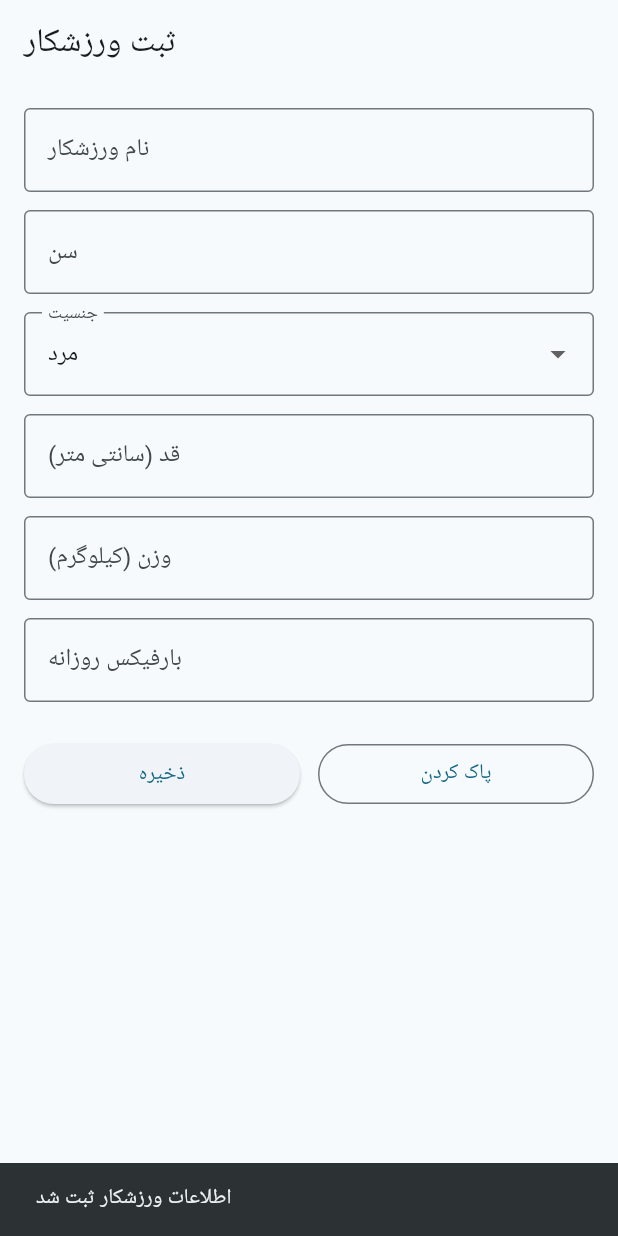
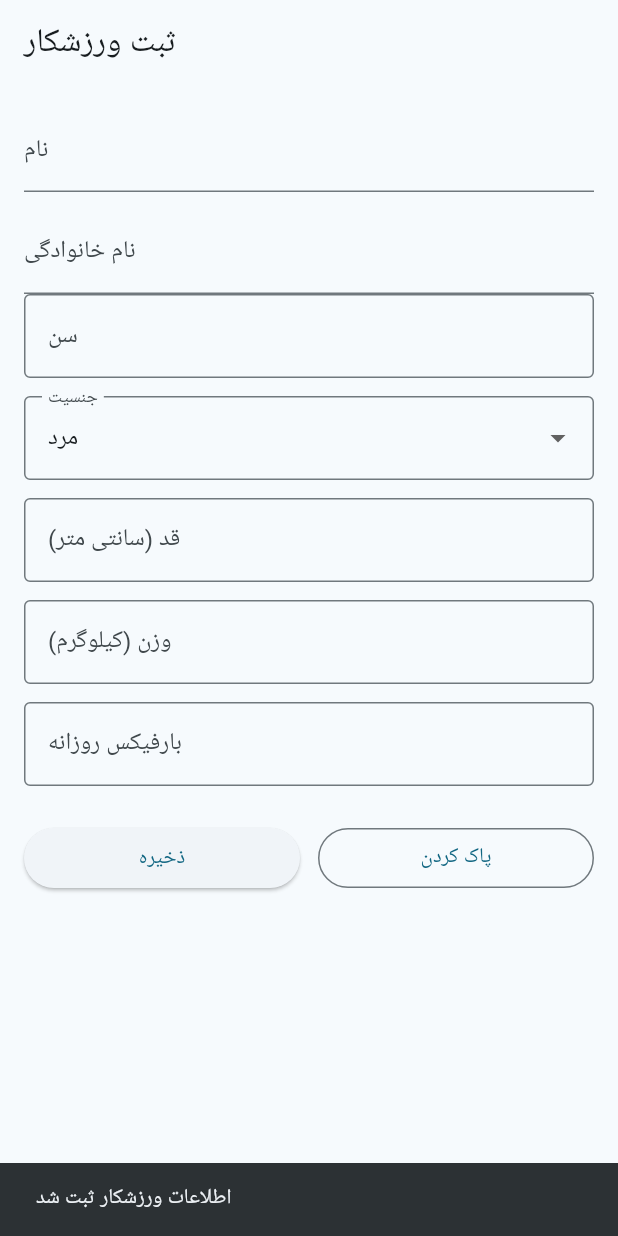
Before and after one commit to AvoiDevilish/climb_coach, a Flutter app: the screen it shows after launch, after a tap on "ذخیره", on a phone screen of 412 x 824 dp. Run offline on Flutter 3.47's test engine with Material 3 defaults, Android fonts, the phone set to English and light mode, and no system bars; our stand-ins replace sqflite; accounts and stored records are empty.

Commit message:
Add athlete loading from database

```diff
--- a/lib/core/database/database_helper.dart
+++ b/lib/core/database/database_helper.dart
@@ -1,6 +1,8 @@
 import 'package:path/path.dart';
 import 'package:path_provider/path_provider.dart';
 import 'package:sqflite/sqflite.dart';
+import 'tables.dart';
+import 'create_tables.dart';
 
 class DatabaseHelper {
   DatabaseHelper._();
@@ -22,19 +24,25 @@ class DatabaseHelper {
   Future<Database> _initDatabase() async {
     final directory = await getApplicationDocumentsDirectory();
 
-    final path = join(directory.path, 'climb_coach.db');
+    final path = join(
+  directory.path,
+  Tables.databaseName,
+);
 
     return await openDatabase(
       path,
-      version: 1,
+      version: Tables.databaseVersion,
       onCreate: _onCreate,
       onUpgrade: _onUpgrade,
     );
   }
 
-  Future<void> _onCreate(Database db, int version) async {
-    // جداول در مرحله بعد ساخته می‌شوند.
-  }
+  Future<void> _onCreate(
+  Database db,
+  int version,
+) async {
+  await db.execute(CreateTables.createAthletesTable);
+}
 
   Future<void> _onUpgrade(
     Database db,
--- /dev/null
+++ b/lib/features/athletes/data/repositories/athlete_repository.dart
@@ -0,0 +1,26 @@
+import 'package:climb_coach/core/database/database_helper.dart';
+import 'package:climb_coach/core/database/tables.dart';
+import 'package:climb_coach/features/athletes/domain/models/athlete.dart';
+
+class AthleteRepository {
+  Future<int> insertAthlete(Athlete athlete) async {
+    final db = await DatabaseHelper.instance.database;
+
+    return await db.insert(
+      Tables.athletes,
+      athlete.toMap(),
+    );
+  }
+  Future<List<Athlete>> getAthletes() async {
+    final db = await DatabaseHelper.instance.database;
+
+    final result = await db.query(
+      Tables.athletes,
+      orderBy: 'id DESC',
+    );
+
+    return result.map((e) => Athlete.fromMap(e)).toList();
+  }
+
+
+}
--- /dev/null
+++ b/lib/features/athletes/domain/models/athlete.dart
@@ -0,0 +1,46 @@
+class Athlete {
+  final int? id;
+
+  final String firstName;
+  final String lastName;
+
+  final int? age;
+  final double? height;
+  final double? weight;
+
+  final String? gender;
+
+  Athlete({
+    this.id,
+    required this.firstName,
+    required this.lastName,
+    this.age,
+    this.height,
+    this.weight,
+    this.gender,
+  });
+
+  Map<String, dynamic> toMap() {
+    return {
+      'id': id,
+      'first_name': firstName,
+      'last_name': lastName,
+      'age': age,
+      'height': height,
+      'weight': weight,
+      'gender': gender,
+    };
+  }
+
+  factory Athlete.fromMap(Map<String, dynamic> map) {
+    return Athlete(
+      id: map['id'],
+      firstName: map['first_name'],
+      lastName: map['last_name'],
+      age: map['age'],
+      height: map['height']?.toDouble(),
+      weight: map['weight']?.toDouble(),
+      gender: map['gender'],
+    );
+  }
+}
--- a/lib/features/athletes/presentation/athlete_form_page.dart
+++ b/lib/features/athletes/presentation/athlete_form_page.dart
@@ -1,4 +1,6 @@
 import 'package:flutter/material.dart';
+import 'package:climb_coach/features/athletes/domain/models/athlete.dart';
+import 'package:climb_coach/features/athletes/data/repositories/athlete_repository.dart';
 
 class AthleteFormPage extends StatefulWidget {
   const AthleteFormPage({super.key});
@@ -9,17 +11,19 @@ class AthleteFormPage extends StatefulWidget {
 
 class _AthleteFormPageState extends State<AthleteFormPage> {
 
-  final nameController = TextEditingController();
+  final firstNameController = TextEditingController();
+  final lastNameController = TextEditingController();
   final ageController = TextEditingController();
   final heightController = TextEditingController();
   final weightController = TextEditingController();
   final pullUpController = TextEditingController();
-
+  final AthleteRepository _repository = AthleteRepository();
   String gender = 'مرد';
 
   @override
   void dispose() {
-    nameController.dispose();
+    firstNameController.dispose();
+    lastNameController.dispose();
     ageController.dispose();
     heightController.dispose();
     weightController.dispose();
@@ -29,7 +33,8 @@ class _AthleteFormPageState extends State<AthleteFormPage> {
 
 
   void clearForm() {
-    nameController.clear();
+    firstNameController.clear();
+    lastNameController.clear();
     ageController.clear();
     heightController.clear();
     weightController.clear();
@@ -41,12 +46,28 @@ class _AthleteFormPageState extends State<AthleteFormPage> {
   }
 
 
-  void saveAthlete() {
+  Future<void> saveAthlete() async {
+
+  final athlete = Athlete(
+    firstName: firstNameController.text.trim(),
+    lastName: lastNameController.text.trim(),
+    age: int.tryParse(ageController.text),
+    height: double.tryParse(heightController.text),
+    weight: double.tryParse(weightController.text),
+    gender: gender,
+);
+
+
+  await _repository.insertAthlete(athlete);
+
+  if (!mounted) return;
+
   ScaffoldMessenger.of(context).showSnackBar(
     const SnackBar(
       content: Text('اطلاعات ورزشکار ثبت شد'),
     ),
   );
+
 }
 
 
@@ -63,15 +84,21 @@ class _AthleteFormPageState extends State<AthleteFormPage> {
         child: Column(
           children: [
 
-            TextField(
-              controller: nameController,
+            TextFormField(
+              controller: firstNameController,
               decoration: const InputDecoration(
-                labelText: 'نام ورزشکار',
-                border: OutlineInputBorder(),
+                labelText: 'نام',
               ),
             ),
 
             const SizedBox(height: 12),
+
+            TextFormField(
+              controller: lastNameController,
+              decoration: const InputDecoration(
+                labelText: 'نام خانوادگی',
+              ),
+            ),
 
 
             TextField(
```
Also changed, not shown: lib/core/database/create_tables.dart (added, +19 -0 lines), lib/features/athletes/presentation/athlete_list.dart (added). Lines whose indentation alone changed are shown as unchanged.
